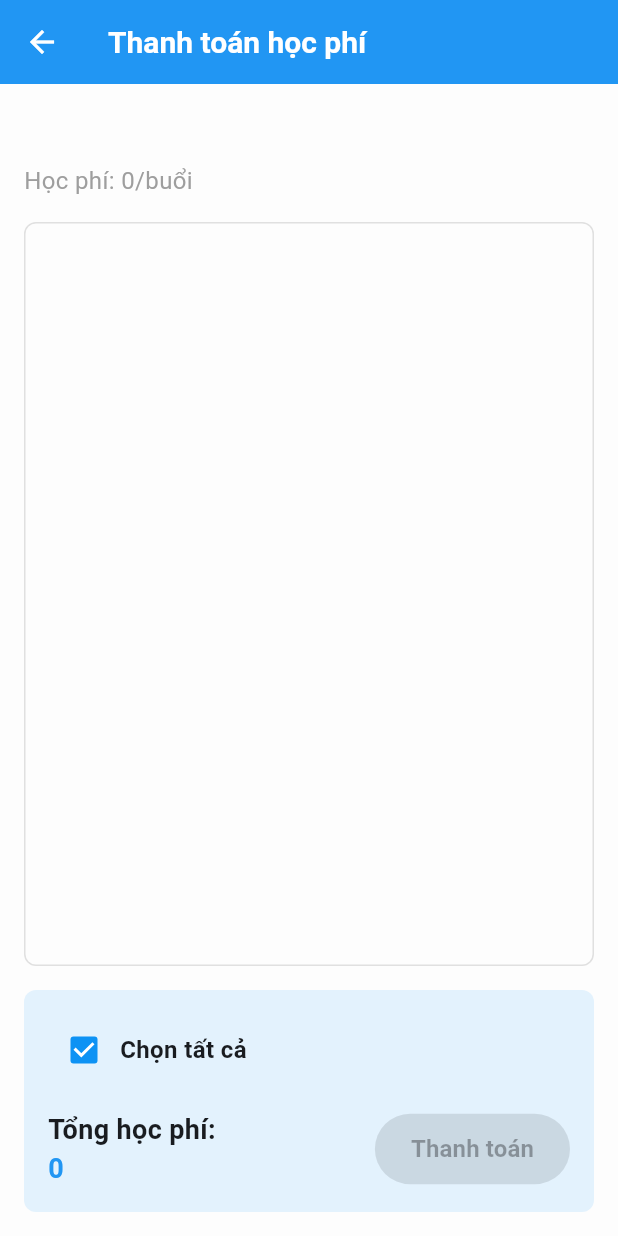
After one commit to huulamthcsyl/e_tutor, a Flutter app: the ClassTuitionPage screen opened directly, on a phone screen of 412 x 824 dp. The commit adds this screen. Run offline on Flutter 3.47's test engine with Material 3 defaults, Android fonts, the phone set to English and light mode, and no system bars; our stand-ins replace bloc, cloud_firestore, dotted_border, equatable, file_picker, firebase_auth and 8 more; missing offline and left inert: const_date_time, easy_pdf_viewer, flow_builder, time_picker_spinner_pop_up; accounts and stored records are empty.

Commit message:
feat: show tuition

```diff
--- a/lib/class/cubit/class_cubit.dart
+++ b/lib/class/cubit/class_cubit.dart
@@ -1,7 +1,9 @@
 import 'package:authentication_repository/authentication_repository.dart';
+import 'package:e_tutor/utils/auth_service.dart';
 import 'package:flutter_bloc/flutter_bloc.dart';
 import 'package:class_repository/class_repository.dart';
 import 'package:equatable/equatable.dart';
+import 'package:profile_repository/profile_repository.dart';
 
 part 'class_state.dart';
 
@@ -14,6 +16,10 @@ class ClassCubit extends Cubit<ClassState> {
   Future<void> getClasses() async {
     emit(state.copyWith(status: ClassStatus.loading));
     final user = await _authenticationRepository.user.first;
+    final profile = await AuthService().getCurrentUserProfile();
+    emit(state.copyWith(
+      user: profile,
+    ));
     _classRepository.getClasses(user.id).listen(
       (classes) {
         emit(state.copyWith(
--- a/lib/class_detail/cubit/class_detail_cubit.dart
+++ b/lib/class_detail/cubit/class_detail_cubit.dart
@@ -50,7 +50,6 @@ class ClassDetailCubit extends Cubit<ClassDetailState> {
     emit(state.copyWith(status: ClassDetailStatus.loading));
     try {
       await _classRepository.removeMemberFromClass(classId, memberId);
-      emit(state.copyWith(status: ClassDetailStatus.success));
     } catch (e) {
       emit(state.copyWith(status: ClassDetailStatus.failure));
     }
--- a/lib/class_exam/cubit/class_exam_cubit.dart
+++ b/lib/class_exam/cubit/class_exam_cubit.dart
@@ -2,6 +2,9 @@ import 'package:bloc/bloc.dart';
 import 'package:class_repository/class_repository.dart';
 import 'package:const_date_time/const_date_time.dart';
 import 'package:equatable/equatable.dart';
+import 'package:profile_repository/profile_repository.dart';
+
+import '../../utils/auth_service.dart';
 
 part 'class_exam_state.dart';
 
@@ -17,12 +20,14 @@ class ClassExamCubit extends Cubit<ClassExamState> {
       final startTime = DateTime.now().subtract(const Duration(days: 15));
       final endTime = DateTime.now().add(const Duration(days: 15));
       final exams = await _classRepository.getExamsInRange(classId, startTime, endTime);
+      final user = await AuthService().getCurrentUserProfile();
       emit(state.copyWith(
         classId: classId,
         status: ClassExamStatus.loaded,
         exams: exams,
         startTime: startTime,
         endTime: endTime,
+        user: user,
       ));
     } catch (e) {
       emit(state.copyWith(status: ClassExamStatus.error));
--- a/lib/class_exam/view/class_exam_view.dart
+++ b/lib/class_exam/view/class_exam_view.dart
@@ -41,7 +41,7 @@ class ClassExamView extends StatelessWidget {
                 backgroundColor: Colors.blue,
                 iconTheme: const IconThemeData(color: Colors.white),
                 actions: [
-                  IconButton(
+                  state.user.role == "tutor" ? IconButton(
                     icon: const Icon(Icons.add),
                     onPressed: () {
                       Navigator.of(context).push(
@@ -54,7 +54,7 @@ class ClassExamView extends StatelessWidget {
                         }
                       });
                     },
-                  ),
+                  ) : const SizedBox(),
                 ],
               ),
               body: Padding(
--- a/lib/class_lesson/view/class_lesson_view.dart
+++ b/lib/class_lesson/view/class_lesson_view.dart
@@ -56,7 +56,8 @@ class ClassLessonView extends StatelessWidget {
                   ),
                 ] : [],
               ),
-              body: Padding(
+              body: SingleChildScrollView(
+                child: Padding(
                   padding: const EdgeInsets.all(16.0),
                   child: Column(
                     children: [
@@ -127,6 +128,7 @@ class ClassLessonView extends StatelessWidget {
                         _LessonTile(lesson: lesson)
                     ],
                   )
+                ),
               ),
             );
           default:
--- /dev/null
+++ b/lib/class_tuition/class_tuition.dart
@@ -0,0 +1,3 @@
+export 'view/class_tuition_page.dart';
+export 'view/class_tuition_view.dart';
+export 'cubit/class_tuition_cubit.dart';
--- /dev/null
+++ b/lib/class_tuition/cubit/class_tuition_state.dart
@@ -0,0 +1,46 @@
+part of 'class_tuition_cubit.dart';
+
+enum ClassTuitionStatus { initial, loading, success, failure }
+
+class ClassTuitionState extends Equatable {
+
+  final String classId;
+  final Class? classData;
+  final List<Lesson> lessons;
+  final ClassTuitionStatus status;
+  final Set<String> selectedLessons;
+
+  const ClassTuitionState({
+    this.classId = '',
+    this.classData,
+    this.lessons = const [],
+    this.status = ClassTuitionStatus.initial,
+    this.selectedLessons = const {},
+  });
+
+  int get totalTuition {
+    if (classData?.tuition == null) return 0;
+    return classData!.tuition! * selectedLessons.length;
+  }
+
+  bool get isAllSelected => selectedLessons.length == lessons.length;
+
+  @override
+  List<Object?> get props => [classId, classData, lessons, status, selectedLessons];
+
+  ClassTuitionState copyWith({
+    String? classId,
+    Class? classData,
+    List<Lesson>? lessons,
+    ClassTuitionStatus? status,
+    Set<String>? selectedLessons,
+  }) {
+    return ClassTuitionState(
+      classId: classId ?? this.classId,
+      classData: classData ?? this.classData,
+      lessons: lessons ?? this.lessons,
+      status: status ?? this.status,
+      selectedLessons: selectedLessons ?? this.selectedLessons,
+    );
+  }
+}
--- /dev/null
+++ b/lib/class_tuition/view/class_tuition_page.dart
@@ -0,0 +1,38 @@
+import 'package:class_repository/class_repository.dart';
+import 'package:flutter/material.dart';
+import 'package:flutter_bloc/flutter_bloc.dart';
+
+import 'package:e_tutor/class_tuition/class_tuition.dart';
+
+class ClassTuitionPage extends StatelessWidget {
+  const ClassTuitionPage({super.key});
+
+  static Route<void> route({required String classId}) {
+    return MaterialPageRoute<void>(
+      builder: (context) => BlocProvider(
+        create: (context) => ClassTuitionCubit(
+          context.read<ClassRepository>(),
+        )..initialize(classId),
+        child: const ClassTuitionPage(),
+      ),
+    );
+  }
+
+  @override
+  Widget build(BuildContext context) {
+    return Scaffold(
+      appBar: AppBar(
+        title: const Text(
+          'Thanh toán học phí',
+          style: TextStyle(
+            fontSize: 20,
+            color: Colors.white,
+          ),
+        ),
+        backgroundColor: Colors.blue,
+        iconTheme: const IconThemeData(color: Colors.white),
+      ),
+      body: const ClassTuitionView(),
+    );
+  }
+}
--- /dev/null
+++ b/lib/class_tuition/view/class_tuition_view.dart
@@ -0,0 +1,234 @@
+import 'package:class_repository/class_repository.dart';
+import 'package:e_tutor/class_tuition/class_tuition.dart';
+import 'package:flutter/material.dart';
+import 'package:flutter_bloc/flutter_bloc.dart';
+import 'package:e_tutor/utils/format_time.dart';
+import 'package:e_tutor/utils/format_currency.dart';
+
+class ClassTuitionView extends StatelessWidget {
+  const ClassTuitionView({super.key});
+
+  @override
+  Widget build(BuildContext context) {
+    return BlocBuilder<ClassTuitionCubit, ClassTuitionState>(
+      builder: (context, state) {
+        switch (state.status) {
+          case ClassTuitionStatus.failure:
+            return const Center(child: Text('Không thể lấy thông tin học phí'));
+          case ClassTuitionStatus.loading:
+            return const Center(child: CircularProgressIndicator());
+          case ClassTuitionStatus.success:
+            return Container(
+              padding: const EdgeInsets.all(16),
+              width: double.infinity,
+              child: Column(
+                crossAxisAlignment: CrossAxisAlignment.start,
+                children: [
+                  // Class Info
+                  if (state.classData != null) ...[
+                    Text(
+                      state.classData!.name ?? '',
+                      style: const TextStyle(
+                        fontSize: 20,
+                        fontWeight: FontWeight.bold,
+                      ),
+                    ),
+                    const SizedBox(height: 8),
+                    Text(
+                      'Học phí: ${FormatCurrency.format(state.classData!.tuition ?? 0)}/buổi',
+                      style: const TextStyle(
+                        fontSize: 16,
+                        color: Colors.grey,
+                      ),
+                    ),
+                    const SizedBox(height: 16),
+                  ],
+                  // Lessons List
+                  Expanded(
+                    child: Container(
+                      decoration: BoxDecoration(
+                        border: Border.all(color: Colors.grey.shade300),
+                        borderRadius: BorderRadius.circular(8),
+                      ),
+                      child: ListView.builder(
+                        itemCount: state.lessons.length,
+                        itemBuilder: (context, index) {
+                          final lesson = state.lessons[index];
+                          return _LessonTile(
+                            lesson: lesson,
+                            isSelected: state.selectedLessons.contains(lesson.id),
+                            onSelect: () {
+                              context.read<ClassTuitionCubit>().toggleLessonSelection(lesson.id!);
+                            },
+                          );
+                        },
+                      ),
+                    ),
+                  ),
+                  const SizedBox(height: 16),
+                  // Bottom section with total, select all and checkout
+                  Container(
+                    padding: const EdgeInsets.all(16),
+                    decoration: BoxDecoration(
+                      color: Colors.blue.shade50,
+                      borderRadius: BorderRadius.circular(8),
+                    ),
+                    child: Column(
+                      children: [
+                        // Select All Row
+                        Row(
+                          children: [
+                            Checkbox(
+                              value: state.isAllSelected,
+                              onChanged: (_) {
+                                context.read<ClassTuitionCubit>().toggleSelectAll();
+                              },
+                            ),
+                            const Text(
+                              'Chọn tất cả',
+                              style: TextStyle(
+                                fontSize: 16,
+                                fontWeight: FontWeight.bold,
+                              ),
+                            ),
+                          ],
+                        ),
+                        const SizedBox(height: 16),
+                        // Total and Checkout Row
+                        Row(
+                          mainAxisAlignment: MainAxisAlignment.spaceBetween,
+                          children: [
+                            Column(
+                              crossAxisAlignment: CrossAxisAlignment.start,
+                              children: [
+                                const Text(
+                                  'Tổng học phí:',
+                                  style: TextStyle(
+                                    fontSize: 18,
+                                    fontWeight: FontWeight.bold,
+                                  ),
+                                ),
+                                Text(
+                                  FormatCurrency.format(state.totalTuition),
+                                  style: const TextStyle(
+                                    fontSize: 18,
+                                    fontWeight: FontWeight.bold,
+                                    color: Colors.blue,
+                                  ),
+                                ),
+                              ],
+                            ),
+                            ElevatedButton(
+                              onPressed: state.selectedLessons.isEmpty
+                                  ? null
+                                  : () {
+                                      // TODO: Implement checkout
+                                    },
+                              style: ElevatedButton.styleFrom(
+                                backgroundColor: Colors.blue,
+                                foregroundColor: Colors.white,
+                                padding: const EdgeInsets.symmetric(
+                                  horizontal: 24,
+                                  vertical: 12,
+                                ),
+                              ),
+                              child: const Text(
+                                'Thanh toán',
+                                style: TextStyle(
+                                  fontSize: 16,
+                                  fontWeight: FontWeight.bold,
+                                ),
+                              ),
+                            ),
+                          ],
+                        ),
+                      ],
+                    ),
+                  ),
+                ],
+              ),
+            );
+          default:
+            return const SizedBox();
+        }
+      },
+    );
+  }
+}
+
+class _LessonTile extends StatelessWidget {
+  const _LessonTile({
+    required this.lesson,
+    required this.isSelected,
+    required this.onSelect,
+  });
+
+  final Lesson lesson;
+  final bool isSelected;
+  final VoidCallback onSelect;
+
+  @override
+  Widget build(BuildContext context) {
+    return InkWell(
+      onTap: onSelect,
+      child: Container(
+        padding: const EdgeInsets.all(16),
+        decoration: BoxDecoration(
+          border: Border(
+            bottom: BorderSide(
+              color: Colors.grey.shade300,
+              width: 1,
+            ),
+          ),
+        ),
+        child: Row(
+          children: [
+            Checkbox(
+              value: isSelected,
+              onChanged: (_) => onSelect(),
+            ),
+            Expanded(
+              child: Column(
+                crossAxisAlignment: CrossAxisAlignment.start,
+                children: [
+                  Row(
+                    children: [
+                      const Icon(
+                        Icons.watch_later,
+                        color: Colors.blue,
+                      ),
+                      const SizedBox(width: 8),
+                      Text(
+                        '${FormatTime.formatTime(lesson.startTime)} - ${FormatTime.formatTime(lesson.endTime)}',
+                        style: const TextStyle(
+                          fontSize: 18,
+                          fontWeight: FontWeight.bold,
+                        ),
+                      ),
+                    ],
+                  ),
+                  const SizedBox(height: 8),
+                  Row(
+                    children: [
+                      const Icon(
+                        Icons.calendar_month,
+                        color: Colors.blue,
+                      ),
+                      const SizedBox(width: 8),
+                      Text(
+                        FormatTime.formatDate(lesson.startTime),
+                        style: const TextStyle(
+                          fontSize: 16,
+                        ),
+                      ),
+                    ],
+                  ),
+                ],
+              ),
+            ),
+          ],
+        ),
+      ),
+    );
+  }
+}
--- a/lib/layout/view/layout_view.dart
+++ b/lib/layout/view/layout_view.dart
@@ -37,7 +37,7 @@ class LayoutView extends StatelessWidget {
               ),
               BottomNavigationBarItem(
                 icon: Icon(Icons.person),
-                label: 'Hồ sơ',
+                label: 'Cá nhân',
               ),
             ],
           ),
--- a/lib/profile/view/profile_page.dart
+++ b/lib/profile/view/profile_page.dart
@@ -13,7 +13,7 @@ class ProfilePage extends StatelessWidget {
     return Scaffold(
         appBar: AppBar(
           title: const Text(
-            'Hồ sơ',
+            'Cá nhân',
             style: TextStyle(color: Colors.white),
           ),
           backgroundColor: Theme.of(context).colorScheme.primary,
```
Also changed, not shown: lib/class/cubit/class_state.dart (+7 -1 lines), lib/class/view/class_page.dart (+12 -8 lines), lib/class_detail/view/class_detail_view.dart (+56 -10 lines), lib/class_exam/cubit/class_exam_state.dart (+7 -1 lines), lib/class_tuition/cubit/class_tuition_cubit.dart (added, +49 -0 lines), packages/class_repository/lib/src/class_repository.dart (+27 -0 lines), 4 other files. Lines whose indentation alone changed are shown as unchanged.
